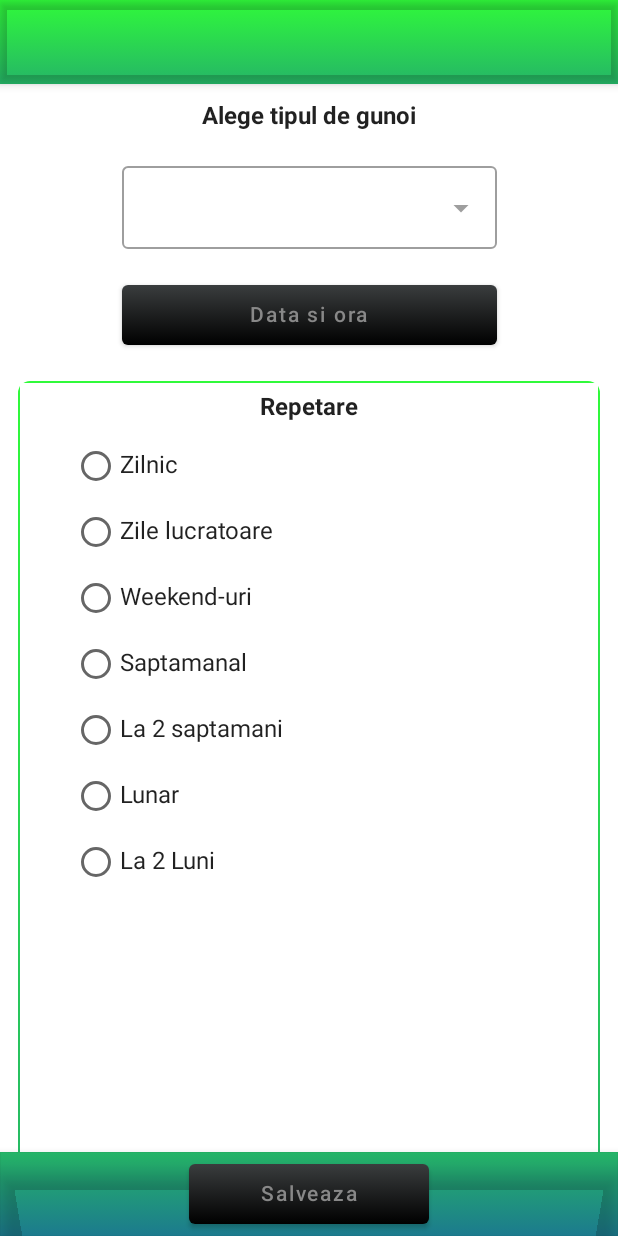
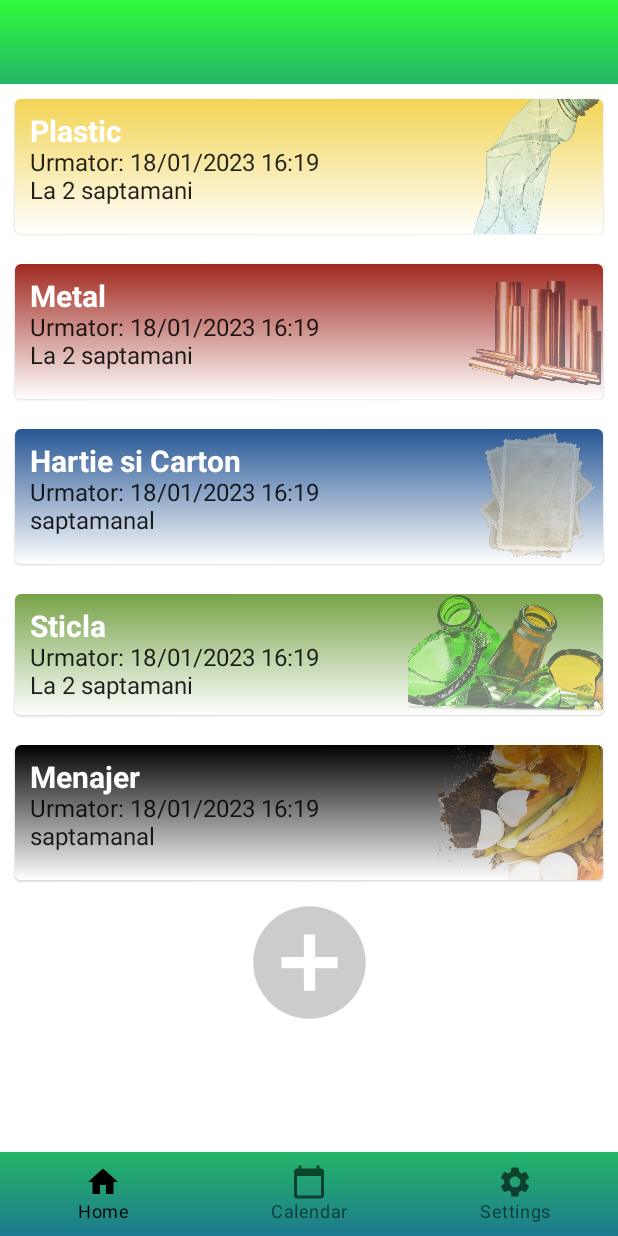
Before and after one commit to OnicaAdrianCatalin/Trashminder, an Android app built with Jetpack Compose: the screen it shows after launch (MainActivity), on a phone screen of 412 x 824 dp. Run offline under Robolectric (Android 15) with nearby library versions, the phone set to English and light mode, and no system bars.

Commit message:
Created Reminders Screen (#2)
* implementing the main screens with reminders

* createing reusable CardItem, fixing top and bottom bar

* changing if to when, delete comment

```diff
--- a/app/build.gradle
+++ b/app/build.gradle
@@ -54,6 +54,9 @@ dependencies {
     implementation "androidx.compose.ui:ui:$compose_ui_version"
     implementation "androidx.compose.ui:ui-tooling-preview:$compose_ui_version"
     implementation 'androidx.compose.material:material:1.1.1'
+    implementation "androidx.constraintlayout:constraintlayout-compose:1.0.1"
+    implementation "androidx.compose.material:material-icons-extended:$compose_ui_version"
+    implementation("androidx.navigation:navigation-compose:2.5.3")
     testImplementation 'junit:junit:4.13.2'
     androidTestImplementation 'androidx.test.ext:junit:1.1.4'
     androidTestImplementation 'androidx.test.espresso:espresso-core:3.5.0'
--- a/app/src/main/java/com/example/trashminder/MainActivity.kt
+++ b/app/src/main/java/com/example/trashminder/MainActivity.kt
@@ -3,7 +3,7 @@ package com.example.trashminder
 import android.os.Bundle
 import androidx.activity.ComponentActivity
 import androidx.activity.compose.setContent
-import com.example.trashminder.presentation.newReminder.NewReminderScreen
+import com.example.trashminder.presentation.createdReminder.MainScreen
 import com.example.trashminder.presentation.theme.TrashminderTheme
 
 class MainActivity : ComponentActivity() {
@@ -11,7 +11,7 @@ class MainActivity : ComponentActivity() {
         super.onCreate(savedInstanceState)
         setContent {
             TrashminderTheme {
-                NewReminderScreen()
+                MainScreen()
             }
         }
     }
--- /dev/null
+++ b/app/src/main/java/com/example/trashminder/model/Reminder.kt
@@ -0,0 +1,8 @@
+package com.example.trashminder.model
+
+data class Reminder(
+    val id: Int,
+    val type: String,
+    val date: String,
+    val repetition: String
+)
--- /dev/null
+++ b/app/src/main/java/com/example/trashminder/presentation/createdReminder/BottomBarScreen.kt
@@ -0,0 +1,31 @@
+package com.example.trashminder.presentation.createdReminder
+
+import androidx.compose.material.icons.Icons
+import androidx.compose.material.icons.filled.CalendarToday
+import androidx.compose.material.icons.filled.Home
+import androidx.compose.material.icons.filled.Settings
+import androidx.compose.ui.graphics.vector.ImageVector
+
+sealed class BottomBarScreen(
+    val route: String,
+    var title: String,
+    val icon: ImageVector
+) {
+    object Home : BottomBarScreen(
+        route = "home",
+        title = "Home",
+        icon = Icons.Default.Home
+    )
+
+    object Calendar : BottomBarScreen(
+        route = "calendar",
+        title = "Calendar",
+        icon = Icons.Default.CalendarToday
+    )
+
+    object Settings : BottomBarScreen(
+        route = "settings",
+        title = "Settings",
+        icon = Icons.Default.Settings
+    )
+}
--- /dev/null
+++ b/app/src/main/java/com/example/trashminder/presentation/createdReminder/BottomNavGraph.kt
@@ -0,0 +1,21 @@
+package com.example.trashminder.presentation.createdReminder
+
+import androidx.compose.runtime.Composable
+import androidx.navigation.NavHostController
+import androidx.navigation.compose.NavHost
+import androidx.navigation.compose.composable
+
+@Composable
+fun BottomNavGraph(navController: NavHostController) {
+    NavHost(navController = navController, startDestination = BottomBarScreen.Home.route) {
+        composable(route = BottomBarScreen.Home.route) {
+            HomeScreen()
+        }
+        composable(route = BottomBarScreen.Calendar.route) {
+            CalendarScreen()
+        }
+        composable(route = BottomBarScreen.Settings.route) {
+            SettingsScreen()
+        }
+    }
+}
--- /dev/null
+++ b/app/src/main/java/com/example/trashminder/presentation/createdReminder/Calendar.kt
@@ -0,0 +1,25 @@
+package com.example.trashminder.presentation.createdReminder
+
+import androidx.compose.foundation.layout.Box
+import androidx.compose.foundation.layout.fillMaxSize
+import androidx.compose.material.Text
+import androidx.compose.runtime.Composable
+import androidx.compose.ui.Alignment
+import androidx.compose.ui.Modifier
+import androidx.compose.ui.tooling.preview.Preview
+
+@Composable
+fun CalendarScreen() {
+    Box(
+        modifier = Modifier.fillMaxSize(),
+        contentAlignment = Alignment.Center
+    ) {
+        Text(text = "CALENDAR")
+    }
+}
+
+@Composable
+@Preview(showBackground = true)
+fun CalendarScreenPreview() {
+    CalendarScreen()
+}
--- /dev/null
+++ b/app/src/main/java/com/example/trashminder/presentation/createdReminder/CustomItem.kt
@@ -0,0 +1,128 @@
+package com.example.trashminder.presentation.createdReminder
+
+import androidx.compose.foundation.Image
+import androidx.compose.foundation.background
+import androidx.compose.foundation.layout.Arrangement
+import androidx.compose.foundation.layout.Box
+import androidx.compose.foundation.layout.Column
+import androidx.compose.foundation.layout.Row
+import androidx.compose.foundation.layout.fillMaxWidth
+import androidx.compose.foundation.layout.padding
+import androidx.compose.foundation.layout.size
+import androidx.compose.material.Card
+import androidx.compose.material.Text
+import androidx.compose.runtime.Composable
+import androidx.compose.ui.Modifier
+import androidx.compose.ui.graphics.Brush
+import androidx.compose.ui.graphics.Color
+import androidx.compose.ui.layout.ContentScale
+import androidx.compose.ui.res.painterResource
+import androidx.compose.ui.text.TextStyle
+import androidx.compose.ui.text.font.FontWeight
+import androidx.compose.ui.tooling.preview.Preview
+import androidx.compose.ui.unit.dp
+import androidx.compose.ui.unit.sp
+import com.example.trashminder.R
+import com.example.trashminder.model.Reminder
+import com.example.trashminder.presentation.theme.black
+import com.example.trashminder.presentation.theme.blueTrash
+import com.example.trashminder.presentation.theme.greenTrash
+import com.example.trashminder.presentation.theme.red
+import com.example.trashminder.presentation.theme.yellow
+
+@Composable
+fun CustomItem(reminder: Reminder) {
+
+    when (reminder.type) {
+        "plastic" -> CardItem(
+            reminder = reminder,
+            startColor = yellow,
+            type = "Plastic",
+            painterId = R.drawable.plastic_bottle_png_download_image,
+            modifierImage = Modifier.size(90.dp)
+        )
+        "metal" -> CardItem(
+            reminder = reminder,
+            startColor = red,
+            type = "Metal",
+            painterId = R.drawable._removal_ai__tmp_63a2fb077da67,
+            modifierImage = Modifier.size(90.dp)
+        )
+        "hartie" -> CardItem(
+            reminder = reminder,
+            startColor = blueTrash,
+            type = "Hartie si Carton",
+            painterId = R.drawable.stack_of_old_blank_photographs_thumb30,
+            modifierImage = Modifier.size(90.dp)
+        )
+        "sticla" -> CardItem(
+            reminder = reminder,
+            startColor = greenTrash,
+            type = "Sticla",
+            painterId = R.drawable.broken_bottle_png23,
+            modifierImage = Modifier.size(130.dp, 80.dp)
+        )
+        "menajer" -> CardItem(
+            reminder = reminder,
+            startColor = black,
+            type = "Menajer",
+            painterId = R.drawable.report_feat_removebg_preview,
+            modifierImage = Modifier.size(110.dp, 90.dp)
+        )
+    }
+}
+
+@Composable
+private fun CardItem(
+    reminder: Reminder,
+    startColor: Color,
+    type: String,
+    painterId: Int,
+    modifierImage: Modifier
+) {
+    Card(
+        modifier = Modifier
+            .padding(10.dp)
+            .fillMaxWidth()
+    ) {
+        Box(Modifier.background(brush = Brush.verticalGradient(listOf(startColor, Color.White)))) {
+            Row(
+                horizontalArrangement = Arrangement.SpaceBetween,
+                modifier = Modifier.fillMaxWidth()
+            ) {
+                Column(modifier = Modifier.padding(10.dp)) {
+                    Text(
+                        text = type,
+                        style = TextStyle(
+                            color = Color.White,
+                            fontSize = 20.sp,
+                            fontWeight = FontWeight.Bold
+                        )
+                    )
+                    Text(text = "Urmator: ${reminder.date}")
+                    Text(text = reminder.repetition)
+                }
+                Image(
+                    contentScale = ContentScale.Crop,
+                    painter = painterResource(id = painterId),
+                    contentDescription = type,
+                    alpha = 0.5f,
+                    modifier = modifierImage
+                )
+            }
+        }
+    }
+}
+
+@Composable
+@Preview
+fun CustomItemPreview() {
+    CustomItem(
+        reminder = Reminder(
+            id = 0,
+            type = "plastic",
+            date = "",
+            repetition = "La 2 saptamani"
+        )
+    )
+}
--- /dev/null
+++ b/app/src/main/java/com/example/trashminder/presentation/createdReminder/Home.kt
@@ -0,0 +1,54 @@
+package com.example.trashminder.presentation.createdReminder
+
+import androidx.compose.foundation.layout.Box
+import androidx.compose.foundation.layout.fillMaxSize
+import androidx.compose.foundation.layout.size
+import androidx.compose.foundation.lazy.LazyColumn
+import androidx.compose.foundation.lazy.items
+import androidx.compose.foundation.lazy.rememberLazyListState
+import androidx.compose.material.Icon
+import androidx.compose.material.IconButton
+import androidx.compose.runtime.Composable
+import androidx.compose.ui.Alignment
+import androidx.compose.ui.Modifier
+import androidx.compose.ui.graphics.Color
+import androidx.compose.ui.res.painterResource
+import androidx.compose.ui.tooling.preview.Preview
+import androidx.compose.ui.unit.dp
+import com.example.trashminder.R
+import com.example.trashminder.repository.ReminderRepository
+
+@Composable
+fun HomeScreen() {
+    Box(
+        modifier = Modifier.fillMaxSize()
+    ) {
+        val reminderRepository = ReminderRepository()
+        val getAllData = reminderRepository.getAllData()
+        val state = rememberLazyListState()
+
+        LazyColumn(
+            horizontalAlignment = Alignment.CenterHorizontally, state = state
+        ) {
+            items(items = getAllData) { reminder ->
+                CustomItem(reminder = reminder)
+            }
+            item {
+                IconButton(onClick = { /*TODO*/ }) {
+                    Icon(
+                        painter = painterResource(id = R.drawable.ic_add_circle),
+                        contentDescription = "Add button",
+                        modifier = Modifier.size(90.dp),
+                        tint = Color.LightGray
+                    )
+                }
+            }
+        }
+    }
+}
+
+@Composable
+@Preview(showBackground = true)
+fun HomeScreenPreview() {
+    HomeScreen()
+}
--- /dev/null
+++ b/app/src/main/java/com/example/trashminder/presentation/createdReminder/MainScreen.kt
@@ -0,0 +1,100 @@
+package com.example.trashminder.presentation.createdReminder
+
+import androidx.compose.foundation.background
+import androidx.compose.foundation.layout.RowScope
+import androidx.compose.material.BottomNavigation
+import androidx.compose.material.BottomNavigationItem
+import androidx.compose.material.Icon
+import androidx.compose.material.Scaffold
+import androidx.compose.material.Text
+import androidx.compose.material.TopAppBar
+import androidx.compose.runtime.Composable
+import androidx.compose.runtime.getValue
+import androidx.compose.ui.Modifier
+import androidx.compose.ui.graphics.Brush
+import androidx.compose.ui.graphics.Color
+import androidx.compose.ui.unit.dp
+import androidx.navigation.NavDestination
+import androidx.navigation.NavDestination.Companion.hierarchy
+import androidx.navigation.NavGraph.Companion.findStartDestination
+import androidx.navigation.NavHostController
+import androidx.navigation.compose.currentBackStackEntryAsState
+import androidx.navigation.compose.rememberNavController
+import com.example.trashminder.presentation.theme.bleu
+import com.example.trashminder.presentation.theme.darkerGreen
+import com.example.trashminder.presentation.theme.lightGreen
+
+@Composable
+fun MainScreen() {
+    val navController = rememberNavController()
+    Scaffold(
+        topBar = {
+            TopAppBar(
+                backgroundColor = Color.Transparent,
+                elevation = 0.dp,
+                modifier = Modifier.background(
+                    brush = Brush.verticalGradient(
+                        listOf(lightGreen, darkerGreen)
+                    )
+                )
+            ) {}
+        },
+        bottomBar = { BottomBar(navController = navController) }
+    ) {
+        BottomNavGraph(navController = navController)
+    }
+}
+
+@Composable
+fun BottomBar(navController: NavHostController) {
+    val screens = listOf(
+        BottomBarScreen.Home,
+        BottomBarScreen.Calendar,
+        BottomBarScreen.Settings
+    )
+    val navBackStackEntry by navController.currentBackStackEntryAsState()
+    val currentDestination = navBackStackEntry?.destination
+
+    BottomNavigation(
+        backgroundColor = Color.Transparent,
+        elevation = 0.dp,
+        modifier = Modifier.background(
+            brush = Brush.verticalGradient(
+                listOf(darkerGreen, bleu)
+            )
+        )
+    ) {
+        screens.forEach { screen ->
+            AddItem(
+                screen = screen,
+                currentDestination = currentDestination,
+                navController = navController
+            )
+        }
+    }
+}
+
+@Composable
+fun RowScope.AddItem(
+    screen: BottomBarScreen,
+    currentDestination: NavDestination?,
+    navController: NavHostController
+) {
+    BottomNavigationItem(
+        label = {
+            Text(text = screen.title)
+        },
+        icon = {
+            Icon(imageVector = screen.icon, contentDescription = "Navigation icon")
+        },
+        selected = currentDestination?.hierarchy?.any {
+            it.route == screen.route
+        } == true,
+        onClick = {
+            navController.navigate(screen.route) {
+                popUpTo(navController.graph.findStartDestination().id)
+                launchSingleTop = true
+            }
+        }
+    )
+}
--- /dev/null
+++ b/app/src/main/java/com/example/trashminder/presentation/createdReminder/Settings.kt
@@ -0,0 +1,25 @@
+package com.example.trashminder.presentation.createdReminder
+
+import androidx.compose.foundation.layout.Box
+import androidx.compose.foundation.layout.fillMaxSize
+import androidx.compose.material.Text
+import androidx.compose.runtime.Composable
+import androidx.compose.ui.Alignment
+import androidx.compose.ui.Modifier
+import androidx.compose.ui.tooling.preview.Preview
+
+@Composable
+fun SettingsScreen() {
+    Box(
+        modifier = Modifier.fillMaxSize(),
+        contentAlignment = Alignment.Center
+    ) {
+        Text(text = "Settings")
+    }
+}
+
+@Composable
+@Preview(showBackground = true)
+fun SettingsScreenPreview() {
+    SettingsScreen()
+}
--- a/app/src/main/java/com/example/trashminder/presentation/newReminder/NewReminerScreen.kt
+++ b/app/src/main/java/com/example/trashminder/presentation/newReminder/NewReminerScreen.kt
@@ -73,6 +73,7 @@ fun NewReminderScreen() {
         topBar = {
             TopAppBar(
                 backgroundColor = Color.Transparent,
+                elevation = 0.dp,
                 modifier = Modifier.background(
                     brush = Brush.verticalGradient(
                         listOf(lightGreen, darkerGreen)
@@ -83,6 +84,7 @@ fun NewReminderScreen() {
         bottomBar = {
             BottomAppBar(
                 backgroundColor = Color.Transparent,
+                elevation = 0.dp,
                 modifier = Modifier.background(
                     brush = Brush.verticalGradient(
                         listOf(darkerGreen, bleu)
--- a/app/src/main/java/com/example/trashminder/presentation/theme/Color.kt
+++ b/app/src/main/java/com/example/trashminder/presentation/theme/Color.kt
@@ -11,3 +11,7 @@ val bleu = Color(0xFF1C7A8E)
 val darkerGreen = Color(0xFF25B567)
 val lightBlack = Color(0xFF3A3D3E)
 val black = Color(0xFF000000)
+val yellow = Color(0xfff2d454)
+val red = Color(0xffa0291f)
+val blueTrash = Color(0xff265694)
+val greenTrash = Color(0xff77a348)
--- /dev/null
+++ b/app/src/main/java/com/example/trashminder/repository/ReminderRepository.kt
@@ -0,0 +1,41 @@
+package com.example.trashminder.repository
+
+import com.example.trashminder.model.Reminder
+
+class ReminderRepository {
+    fun getAllData(): List<Reminder> {
+        return listOf(
+            Reminder(
+                id = 0,
+                type = "plastic",
+                date = "18/01/2023 16:19",
+                repetition = "La 2 saptamani"
+            ),
+            Reminder(
+                id = 1,
+                type = "metal",
+                date = "18/01/2023 16:19",
+                repetition = "La 2 saptamani"
+            ),
+            Reminder(
+                id = 2,
+                type = "hartie",
+                date = "18/01/2023 16:19",
+                repetition = "saptamanal"
+            ),
+            Reminder(
+                id = 3,
+                type = "sticla",
+                date = "18/01/2023 16:19",
+                repetition = "La 2 saptamani"
+            ),
+            Reminder(
+                id = 4,
+                type = "menajer",
+                date = "18/01/2023 16:19",
+                repetition = "saptamanal"
+            ),
+
+        )
+    }
+}
--- /dev/null
+++ b/app/src/main/res/drawable/ic_add_circle.xml
@@ -0,0 +1,5 @@
+<vector android:height="24dp" android:tint="#B7B4B4"
+    android:viewportHeight="24" android:viewportWidth="24"
+    android:width="24dp" xmlns:android="http://schemas.android.com/apk/res/android">
+    <path android:fillColor="@android:color/white" android:pathData="M12,2C6.48,2 2,6.48 2,12s4.48,10 10,10 10,-4.48 10,-10S17.52,2 12,2zM17,13h-4v4h-2v-4L7,13v-2h4L11,7h2v4h4v2z"/>
+</vector>
--- /dev/null
+++ b/app/src/main/res/drawable/ic_home.xml
@@ -0,0 +1,5 @@
+<vector android:height="24dp" android:tint="#000000"
+    android:viewportHeight="24" android:viewportWidth="24"
+    android:width="24dp" xmlns:android="http://schemas.android.com/apk/res/android">
+    <path android:fillColor="@android:color/white" android:pathData="M10,20v-6h4v6h5v-8h3L12,3 2,12h3v8z"/>
+</vector>
```
Also changed, not shown: app/src/main/res/drawable/_removal_ai__tmp_63a2fb077da67.png (added), app/src/main/res/drawable/broken_bottle_png23.png (added), app/src/main/res/drawable/plastic_bottle_png_download_image.png (added), app/src/main/res/drawable/report_feat_removebg_preview.png (added), app/src/main/res/drawable/stack_of_old_blank_photographs_thumb30.png (added).
